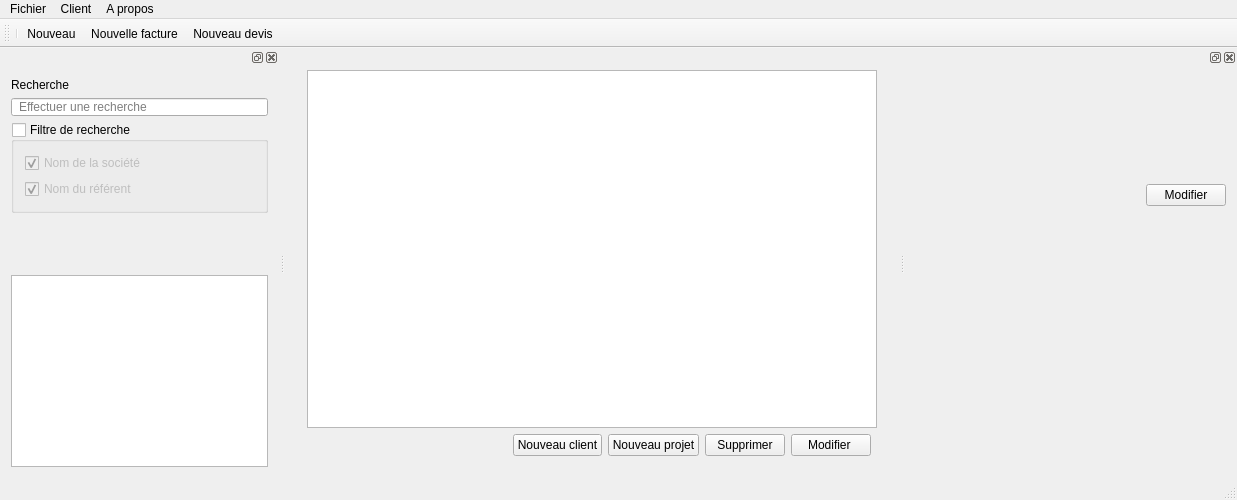
The window that src/mainwindow.ui (FACT-Team/FactDev) describes before a commit, drawn with Qt 5.
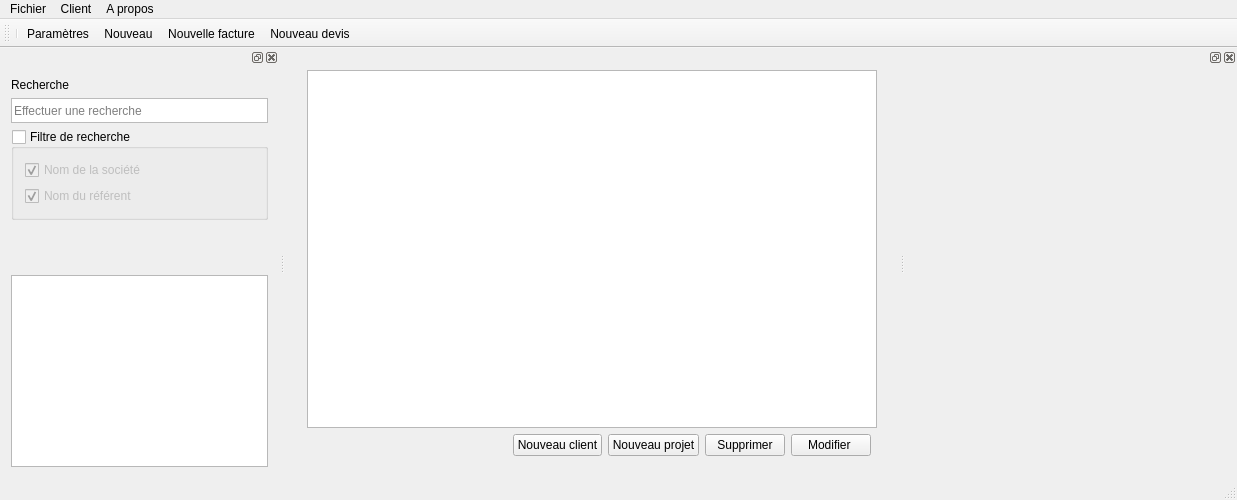
The same window after the commit. Icons and pictures are not drawn. Custom widgets are drawn as their Qt base class.

Commit message: Add search css and shortcuts

The edit to the form file:
```diff
--- a/src/mainwindow.ui
+++ b/src/mainwindow.ui
@@ -112,7 +112,7 @@
      <x>0</x>
      <y>0</y>
      <width>1237</width>
-     <height>22</height>
+     <height>19</height>
     </rect>
    </property>
    <widget class="QMenu" name="menuFichier">
@@ -120,7 +120,7 @@
      <string>Fichier</string>
     </property>
     <addaction name="separator"/>
-    <addaction name="actParametres"/>
+    <addaction name="actSettings"/>
     <addaction name="actClose"/>
    </widget>
    <widget class="QMenu" name="menuClient">
@@ -157,6 +157,7 @@
     <bool>false</bool>
    </attribute>
    <addaction name="separator"/>
+   <addaction name="actSettings"/>
    <addaction name="actNew"/>
    <addaction name="actionNewBill"/>
    <addaction name="actionNewQuote"/>
@@ -177,12 +178,12 @@
      <item row="1" column="0">
       <widget class="QLineEdit" name="leSearch">
        <property name="styleSheet">
-        <string notr="true">    padding-right: 20px;
-    padding-left: 5px;
-    background: url(:/icons/searchMini);
-    background-repeat: no-repeat;
+        <string notr="true">background: url(:/icons/searchMini);
 background-position: right;
-</string>
+background-repeat: no-repeat;     
+border-radius: 0px;
+height: 23px;
+border: 1px solid #bbb;</string>
        </property>
        <property name="inputMask">
         <string/>
@@ -285,34 +286,6 @@
    <widget class="QWidget" name="dockWidgetContents_2">
     <layout class="QGridLayout" name="gridLayout_5">
      <item row="1" column="0">
-      <layout class="QHBoxLayout" name="horizontalLayout">
-       <item>
-        <spacer name="horizontalSpacer_2">
-         <property name="orientation">
-          <enum>Qt::Horizontal</enum>
-         </property>
-         <property name="sizeHint" stdset="0">
-          <size>
-           <width>40</width>
-           <height>20</height>
-          </size>
-         </property>
-        </spacer>
-       </item>
-       <item>
-        <widget class="QPushButton" name="btnEditUser">
-         <property name="text">
-          <string>Modifier</string>
-         </property>
-         <property name="icon">
-          <iconset resource="icons.qrc">
-           <normaloff>:/icons/edit</normaloff>:/icons/edit</iconset>
-         </property>
-        </widget>
-       </item>
-      </layout>
-     </item>
-     <item row="2" column="0">
       <spacer name="verticalSpacer_2">
        <property name="orientation">
         <enum>Qt::Vertical</enum>
@@ -347,7 +320,7 @@
     <string>Nouveau projet</string>
    </property>
   </action>
-  <action name="actParametres">
+  <action name="actSettings">
    <property name="icon">
     <iconset resource="icons.qrc">
      <normaloff>:/icons/img/settings.png</normaloff>:/icons/img/settings.png</iconset>
@@ -364,6 +337,9 @@
    <property name="text">
     <string>Fermer</string>
    </property>
+   <property name="shortcut">
+    <string>Ctrl+Q</string>
+   </property>
   </action>
   <action name="actNew">
    <property name="icon">
@@ -373,6 +349,9 @@
    <property name="text">
     <string>Nouveau</string>
    </property>
+   <property name="shortcut">
+    <string>Ctrl+N</string>
+   </property>
   </action>
   <action name="actResearch">
    <property name="icon">
@@ -382,6 +361,9 @@
    <property name="text">
     <string>Rechercher</string>
    </property>
+   <property name="shortcut">
+    <string>Ctrl+F</string>
+   </property>
   </action>
   <action name="actionNewBill">
    <property name="icon">
```
Left out of the diff: 12 changed lines with no effect on the pictures.
